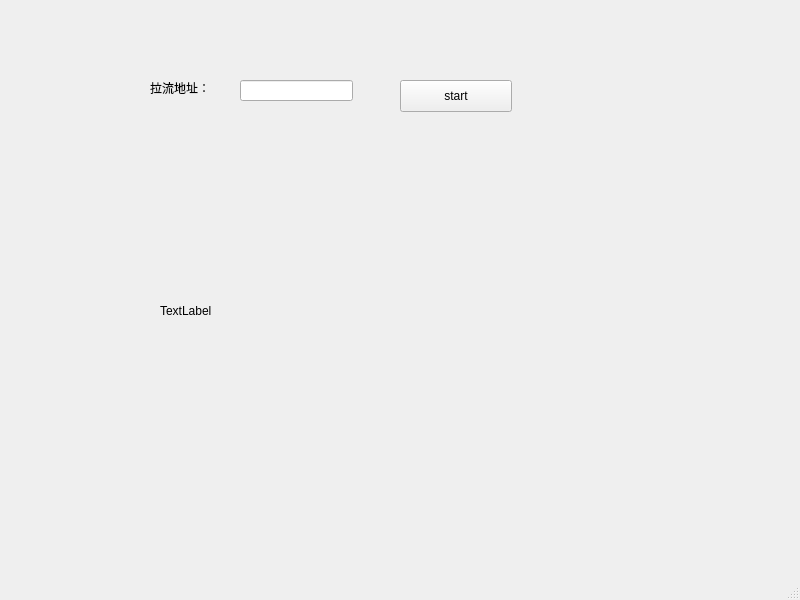
First picture: the form in ffplay/src/mainwindow.ui, repository zfunnily/ffmpeg_-player, before the edit.
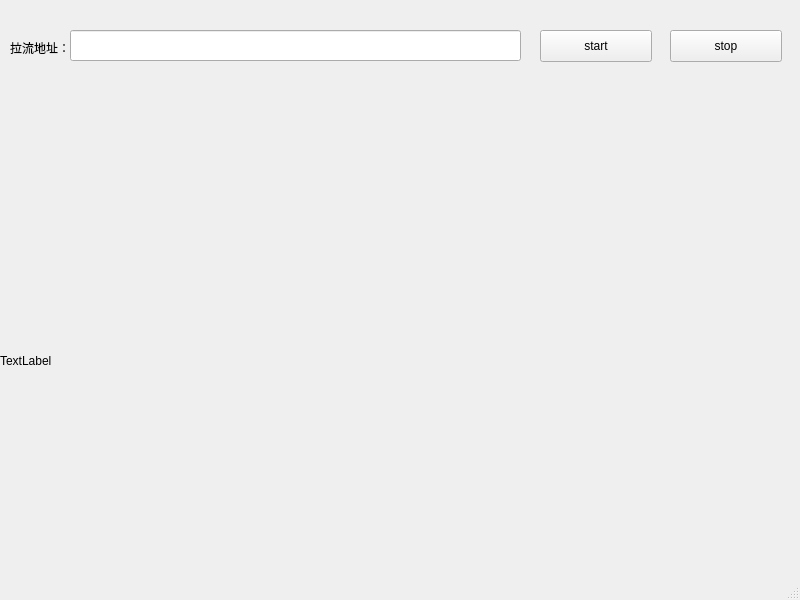
Second picture: the form after the edit.

What changed in the file:
```diff
--- a/ffplay/src/mainwindow.ui
+++ b/ffplay/src/mainwindow.ui
@@ -17,18 +17,18 @@
    <widget class="QLineEdit" name="lineEdit">
     <property name="geometry">
      <rect>
-      <x>240</x>
-      <y>80</y>
-      <width>113</width>
-      <height>21</height>
+      <x>70</x>
+      <y>30</y>
+      <width>451</width>
+      <height>31</height>
      </rect>
     </property>
    </widget>
    <widget class="QPushButton" name="pushButton">
     <property name="geometry">
      <rect>
-      <x>400</x>
-      <y>80</y>
+      <x>540</x>
+      <y>30</y>
       <width>112</width>
       <height>32</height>
      </rect>
@@ -40,8 +40,8 @@
    <widget class="QLabel" name="label_1">
     <property name="geometry">
      <rect>
-      <x>150</x>
-      <y>80</y>
+      <x>10</x>
+      <y>40</y>
       <width>58</width>
       <height>16</height>
      </rect>
@@ -53,16 +53,29 @@
    <widget class="QLabel" name="label">
     <property name="geometry">
      <rect>
-      <x>160</x>
-      <y>170</y>
-      <width>421</width>
-      <height>281</height>
+      <x>0</x>
+      <y>150</y>
+      <width>791</width>
+      <height>421</height>
      </rect>
     </property>
     <property name="text">
      <string>TextLabel</string>
     </property>
    </widget>
+   <widget class="QPushButton" name="pushButton_2">
+    <property name="geometry">
+     <rect>
+      <x>670</x>
+      <y>30</y>
+      <width>112</width>
+      <height>32</height>
+     </rect>
+    </property>
+    <property name="text">
+     <string>stop</string>
+    </property>
+   </widget>
   </widget>
   <widget class="QMenuBar" name="menubar">
    <property name="geometry">
```
Left out of the diff: 2 changed lines with no effect on the pictures.
